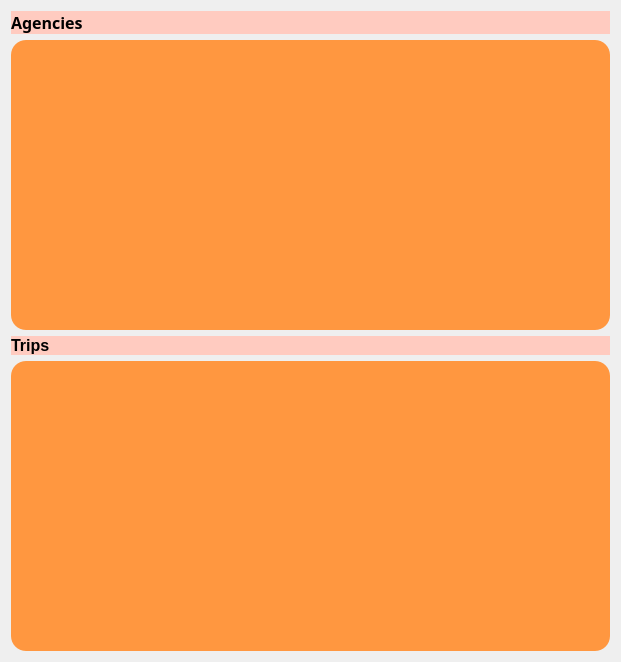
Themishau/GTFStoFahrplan, file add_files/create_table_select.ui: the form before one commit.
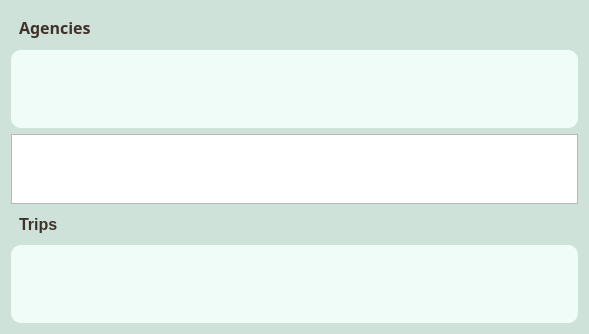
The form after the commit.

```diff
--- a/add_files/create_table_select.ui
+++ b/add_files/create_table_select.ui
@@ -6,21 +6,78 @@
    <rect>
     <x>0</x>
     <y>0</y>
-    <width>621</width>
-    <height>662</height>
+    <width>589</width>
+    <height>299</height>
    </rect>
   </property>
   <property name="windowTitle">
    <string>Form</string>
   </property>
+  <property name="styleSheet">
+   <string notr="true">#Form {
+border-style: solid;
+border-color:  #f2f7f5;
+background: #cfe2da; 
+
+}
+
+#Form QListWidget {
+	background-color: #F0FCF7;
+   border-radius: 10px;
+	padding: 5px 5px 5px 5px;
+	text-align: center;
+    color:#41312b;
+}
+
+#Form QPushButton {
+	background-color: #587b6d;
+   border-radius: 10px;
+	padding: 5px 5px 5px 5px;
+	text-align: center;
+    color:#f2b198;
+}
+
+#Form QLineEdit {
+	background-color: #F0FCF7;
+   border-radius: 10px;
+	padding: 5px 5px 5px 5px;
+	text-align: center;
+    color:#41312b;
+}
+
+#Form QLabel {
+   border-radius: 10px;
+	padding: 5px 5px 5px 5px;
+	text-align: center;
+    color:#41312b;
+}
+
+#Form QComboBox {
+	background-color: #587b6d;
+   border-radius: 10px;
+	padding: 5px 5px 5px 100px;
+	text-align: center;
+    color:#f2b198;
+    
+}
+
+#Form QPushButton:hover {
+	background-color: #408d49;
+   border-radius: 10px;
+       color:#fde1d6;
+}
+</string>
+  </property>
+  <layout class="QVBoxLayout" name="verticalLayout">
+   <item>
   <layout class="QGridLayout" name="gridLayout">
-   <item row="0" column="0">
+     <item row="1" column="0">
     <widget class="QLabel" name="label_5">
      <property name="font">
       <font>
        <family>72</family>
        <pointsize>8</pointsize>
-       <weight>9</weight>
+         <weight>50</weight>
        <italic>false</italic>
        <bold>false</bold>
       </font>
@@ -29,15 +86,14 @@
       <enum>Qt::LeftToRight</enum>
      </property>
      <property name="styleSheet">
-      <string notr="true">background-color:  #ffcbc0;
-font: 75 8pt &quot;72&quot;;</string>
+        <string notr="true"/>
      </property>
      <property name="text">
       <string>&lt;html&gt;&lt;head/&gt;&lt;body&gt;&lt;p&gt;&lt;span style=&quot; font-size:12pt; font-weight:600;&quot;&gt;Agencies&lt;/span&gt;&lt;/p&gt;&lt;/body&gt;&lt;/html&gt;</string>
      </property>
     </widget>
    </item>
-   <item row="1" column="0">
+     <item row="3" column="0">
     <widget class="QListWidget" name="listAgencies">
      <property name="font">
       <font>
@@ -45,42 +101,40 @@
       </font>
      </property>
      <property name="styleSheet">
-      <string notr="true">background-color:  #ff9740;
-border-style: outset;
-border-width: 0px;
-border-radius: 15px;
-border-color: black;
-padding: 4px;</string>
+        <string notr="true"/>
      </property>
     </widget>
    </item>
+     <item row="4" column="0">
+      <widget class="QTableView" name="tableView"/>
+     </item>
+    </layout>
+   </item>
+   <item>
+    <layout class="QGridLayout" name="gridLayout_2">
    <item row="2" column="0">
+      <widget class="QListWidget" name="listRoutes">
+       <property name="font">
+        <font>
+         <pointsize>12</pointsize>
+        </font>
+       </property>
+       <property name="styleSheet">
+        <string notr="true"/>
+       </property>
+      </widget>
+     </item>
+     <item row="0" column="0">
     <widget class="QLabel" name="label_8">
      <property name="styleSheet">
-      <string notr="true">background-color:  #ffcbc0;
-font: 75 8pt &quot;72&quot;;</string>
+        <string notr="true"/>
      </property>
      <property name="text">
       <string>&lt;html&gt;&lt;head/&gt;&lt;body&gt;&lt;p&gt;&lt;span style=&quot; font-size:12pt; font-weight:600;&quot;&gt;Trips&lt;/span&gt;&lt;/p&gt;&lt;/body&gt;&lt;/html&gt;</string>
      </property>
     </widget>
    </item>
-   <item row="3" column="0">
-    <widget class="QListWidget" name="listRoutes">
-     <property name="font">
-      <font>
-       <pointsize>12</pointsize>
-      </font>
-     </property>
-     <property name="styleSheet">
-      <string notr="true">background-color:  #ff9740;
-border-style: outset;
-border-width: 0px;
-border-radius: 15px;
-border-color: black;
-padding: 4px;</string>
-     </property>
-    </widget>
+    </layout>
    </item>
   </layout>
  </widget>
```
Lines whose indentation alone changed are shown as unchanged.
